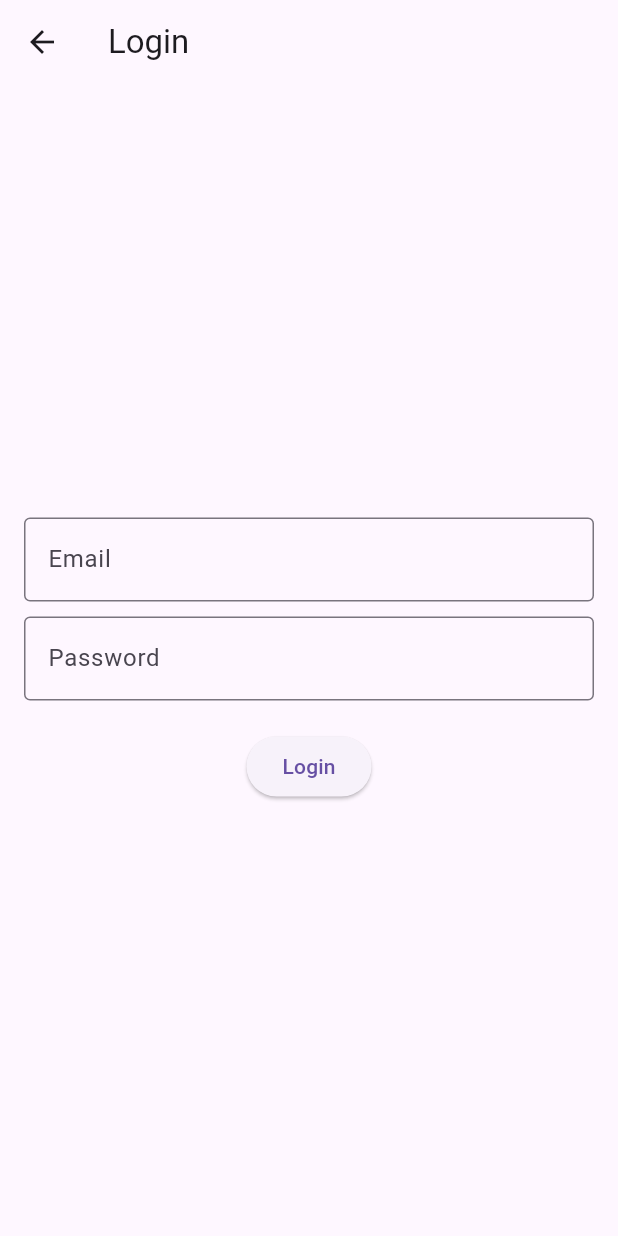
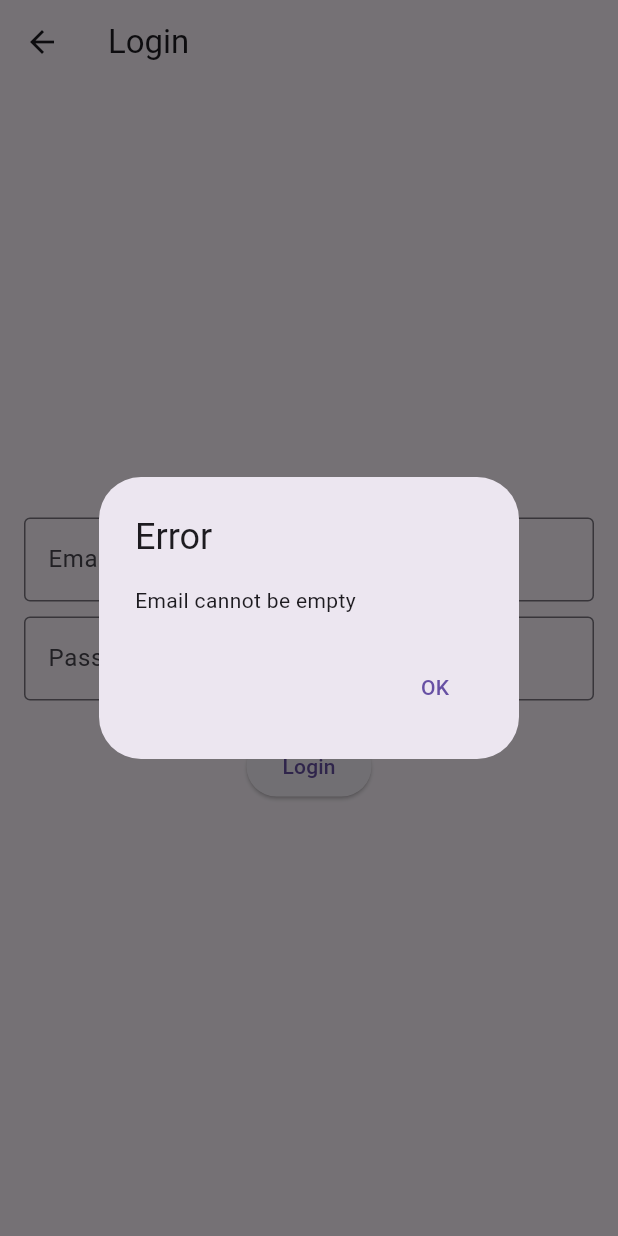
Before and after one commit to ediizvernari/Heart_App, a Flutter app: the LoginPage screen opened directly, after a tap on "Login", on a phone screen of 412 x 824 dp. Run offline on Flutter 3.47's test engine with Material 3 defaults, Android fonts, the phone set to English and light mode, and no system bars; our stand-ins replace flutter_secure_storage, jwt_decoder; accounts and stored records are empty.

Commit message:
implemented login functionality

```diff
--- a/frontend/lib/screens/login_page.dart
+++ b/frontend/lib/screens/login_page.dart
@@ -1,10 +1,98 @@
 import 'package:flutter/material.dart';
+import 'package:frontend/screens/client_personal_data_insertion_page.dart';
+import '../utils/authentication_validator.dart';
+import 'package:flutter_secure_storage/flutter_secure_storage.dart';
+import 'dart:convert';
+import 'package:http/http.dart' as http;
 
 class LoginPage extends StatelessWidget {
   final TextEditingController emailController = TextEditingController();
   final TextEditingController passwordController = TextEditingController();
+  final storage = const FlutterSecureStorage();
 
   LoginPage({super.key});
+
+  void _handleLogin(BuildContext context) async {
+    final String email = emailController.text;
+    final String password = passwordController.text;
+
+    final String? loginError = await validateAllFieldsForLogin(email, password);
+
+    if(loginError != null) {
+      showDialog(
+        context: context,
+        builder: (BuildContext context) {
+          return AlertDialog(
+            title: const Text('Error'),
+            content: Text(loginError),
+            actions: <Widget>[
+              TextButton(
+                child: const Text('OK'),
+                onPressed: () {
+                  Navigator.of(context).pop();
+                },
+              )
+            ],
+          );
+        },
+      );
+    } else {
+      final bool isAuthenticated = await authenticateWithBackend(email, password);
+
+      if(isAuthenticated) {
+        Navigator.push(
+          context,
+          MaterialPageRoute(builder: (context) => const ClientPersonalDataInsertionPage()),
+        );
+      } else {
+        showDialog(
+          context: context,
+          builder: (BuildContext context) {
+            return AlertDialog(
+              title: const Text('Error'),
+              content: const Text('Failed to log in'),
+              actions: <Widget>[
+                TextButton(
+                  child: const Text('OK'),
+                  onPressed: () {
+                    Navigator.of(context).pop();
+                  },
+                ),
+              ],
+            );
+          },
+        );
+      }
+    }
+  }
+
+  Future<bool> authenticateWithBackend(String email, String password) async {
+    const String url = 'http://10.0.2.2:8000/users/login';
+    final Map<String, String> body = {
+      'email': email,
+      'password': password,
+    };
+
+    final response = await http.post(
+      Uri.parse(url),
+      headers: <String, String>{
+        'Content-Type': 'application/json; charset=UTF-8',
+      },
+      body: jsonEncode(body),
+    );
+
+    if (response.statusCode == 200) {
+      final Map<String, dynamic> responseBody = jsonDecode(response.body);
+      final String token = responseBody['access_token'];
+
+      // Store the token securely
+      await storage.write(key: 'token', value: token);
+
+      return true;
+    } else {
+      return false;
+    }
+  }
 
   @override
   Widget build(BuildContext context) {
@@ -35,10 +123,7 @@ class LoginPage extends StatelessWidget {
             ),
             const SizedBox(height: 20),
             ElevatedButton(
-              onPressed: () {
-                //TO DO: Handle login logic
-                print('Email: ${emailController.text}, Password: ${passwordController.text}');
-              },
+              onPressed: () => _handleLogin(context),
               child: const Text('Login'),
             ),
           ],
--- a/frontend/lib/utils/authentication_validator.dart
+++ b/frontend/lib/utils/authentication_validator.dart
@@ -1,12 +1,9 @@
 import 'package:http/http.dart' as http;
 
 Future<String?> validateEmail(String email) async {
-  if (email.isEmpty) {
-    return 'Email cannot be empty';
-  }
-  final RegExp emailRegex = RegExp(r'^[^@]+@[^@]+\.[^@]+');
-  if (!emailRegex.hasMatch(email)) {
-    return 'Invalid email format';
+  String? emailError = await validateEmailFormat(email);
+  if (emailError != null) {
+    return emailError;
   }
 
 final response = await http.get(Uri.parse('http://10.0.2.2:8000/users/check_email?email=$email'));
@@ -14,6 +11,18 @@ final response = await http.get(Uri.parse('http://10.0.2.2:8000/users/check_emai
     return 'Email already registered';
   } else if (response.statusCode != 200) {
     return 'Error checking email';
+  }
+
+  return null;
+}
+
+Future<String?> validateEmailFormat(String email) async {
+  if (email.isEmpty) {
+    return 'Email cannot be empty';
+  }
+  final RegExp emailRegex = RegExp(r'^[^@]+@[^@]+\.[^@]+');
+  if (!emailRegex.hasMatch(email)) {
+    return 'Invalid email format';
   }
 
   return null;
@@ -80,7 +89,7 @@ Future<String?> validateAllFieldsForSignUp(String email, String password, String
 }
 
 Future<String?> validateAllFieldsForLogin(String email, String password) async {
-  final String? emailError = await validateEmail(email);
+  final String? emailError = await validateEmailFormat(email);
   if (emailError != null) {
     return emailError;
   }
```
Also changed, not shown: 2 other files.
